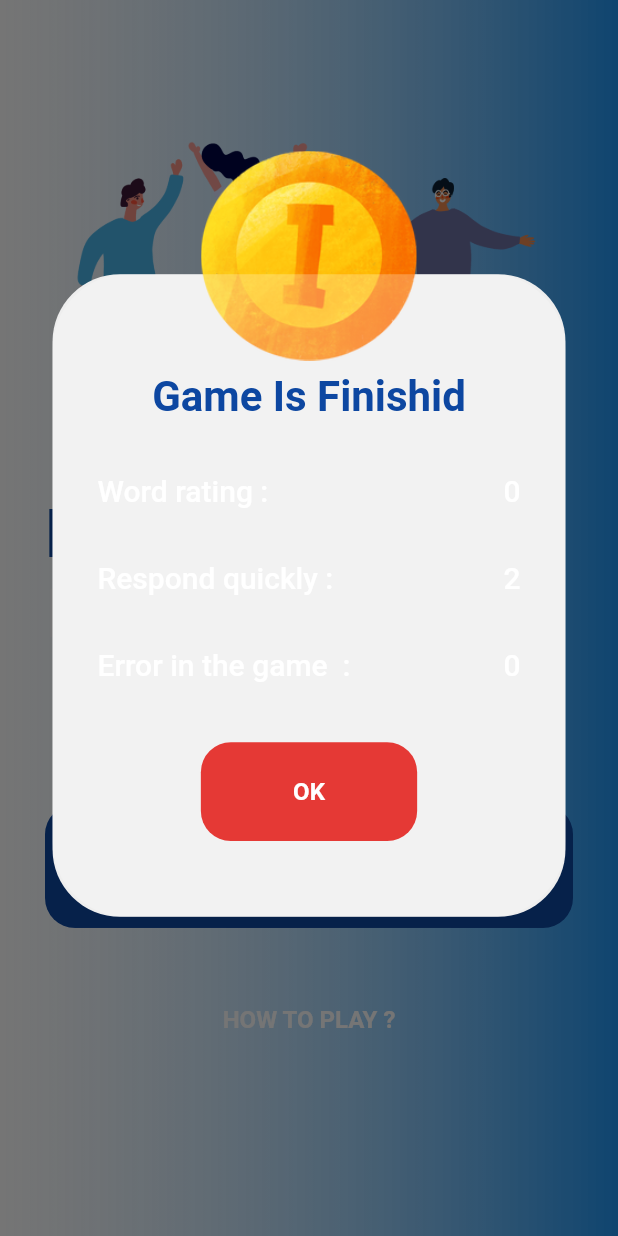
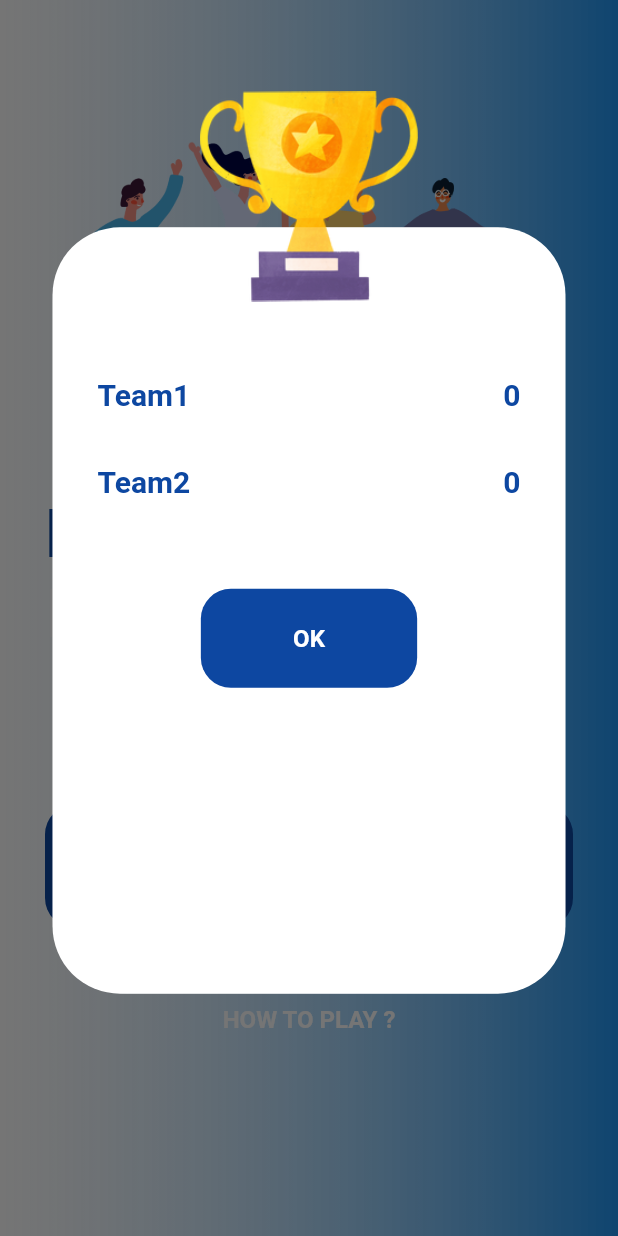
Before and after one commit to mahdinaghikhanii/pantomim-game, a Flutter app: the HomeScreans screen opened directly, after a tap on "HOW TO PLAY ?", on a phone screen of 412 x 824 dp. Run offline on Flutter 3.47's test engine with Material 2 defaults, Android fonts, the phone set to English and light mode, and no system bars; our stand-ins replace animate_do, just_audio, shared_preferences; accounts and stored records are empty.

Commit message:
finishid desing dialog finishid screans

```diff
--- a/lib/theme/configtheme.dart
+++ b/lib/theme/configtheme.dart
@@ -19,6 +19,10 @@ class ConfigTheme {
   }
 
   TextTheme get enPrimaryTextTheme => const TextTheme(
+      button: TextStyle(
+        fontSize: 14,
+        color: kblack,
+      ),
       bodyText1: TextStyle(fontSize: 20, color: kwhite),
       subtitle1: TextStyle(fontSize: 45, color: kwhite),
       bodyText2: TextStyle(fontSize: 18, color: kwhite),
@@ -36,11 +40,14 @@ class ConfigTheme {
       headline6:
           TextStyle(fontSize: 28, color: kwhite, fontWeight: FontWeight.bold),
       headline4: (TextStyle(
-        fontSize: 14,
-        color: kblack,
+        fontSize: 20,
+        fontWeight: FontWeight.bold,
+        color: kblue,
       )));
 
   TextTheme get faPrimaryTextTheme => TextTheme(
+      button: TextStyle(
+          fontSize: 14, color: kblack, fontFamily: faPrimaryFontFamily),
       headline5: TextStyle(
           fontSize: 28,
           color: kblue,
@@ -54,8 +61,8 @@ class ConfigTheme {
       headline3: TextStyle(
           fontSize: 30, color: kwhite, fontFamily: faPrimaryFontFamily),
       headline4: const TextStyle(
-        fontSize: 15,
-        color: kblack,
+        fontSize: 20,
+        color: kblue,
         fontFamily: 'IranYekan',
       ),
       bodyText1: TextStyle(
--- a/lib/views/auth/type_of_match_screans.dart
+++ b/lib/views/auth/type_of_match_screans.dart
@@ -81,9 +81,9 @@ class _ChoiceYourTopicState extends State<ChoiceYourTopic> {
 
     final Map<int, Widget> mytab = <int, Widget>{
       0: Text(localApp.typeOfMatchScreansTextDetailNameButtonAUTO,
-          style: Theme.of(context).textTheme.headline4),
+          style: Theme.of(context).textTheme.button),
       1: Text(localApp.typeOfMatchScreansTextDetailNameButtonCUSTOM,
-          style: Theme.of(context).textTheme.headline4),
+          style: Theme.of(context).textTheme.button),
     };
 
     return Container(
--- a/lib/views/dialog_screns/dialog_test.dart
+++ b/lib/views/dialog_screns/dialog_test.dart
@@ -16,60 +16,67 @@ class DialogFinishidGame extends StatelessWidget {
     final modelProvier = Provider.of<AppProvider>(context);
     return Dialog(
         insetPadding:
-            const EdgeInsets.only(left: 25, right: 25, top: 120, bottom: 150),
+            const EdgeInsets.only(left: 25, right: 25, top: 120, bottom: 130),
         shape: RoundedRectangleBorder(
           borderRadius: BorderRadius.circular(45),
         ),
         elevation: 0,
-        backgroundColor: const Color(0xFFEEEEEE),
+        backgroundColor: kwhite,
         child: Stack(
             clipBehavior: Clip.none,
             alignment: Alignment.center,
             children: <Widget>[
               Positioned(
-                  top: -size.height * 0.10,
+                  top: -size.height * 0.11,
                   child: Container(
                     decoration: BoxDecoration(
                         borderRadius: BorderRadius.circular(30),
                         color: Colors.transparent),
-                    child: Image.asset('assets/images/medal.png',
+                    child: Image.asset('assets/images/score.png',
                         width: size.width * 0.55, height: size.height * 0.17),
                   )),
               Container(
                 padding: const EdgeInsets.all(20),
                 width: size.width * 0.83,
-                height: size.height * 0.52,
+                height: size.height * 0.62,
                 decoration: BoxDecoration(
                     color: Colors.white24,
                     borderRadius: BorderRadius.circular(50)),
                 child: Column(
                   crossAxisAlignment: CrossAxisAlignment.start,
                   children: [
-                    SizedBox(
+                    const SizedBox(
                       height: 45,
                     ),
-                    Center(
-                        child: Text(
-                      "Game Is Finishid",
-                      style: Theme.of(context).textTheme.headline5,
-                    )),
-                    WidgetShowTextWinOrLoseDetail(
-                      title: 'Word rating :',
-                      score: modelProvier.getCounterOfScoreTeam1().toString(),
+                    FinishidScreansTextDetail(
+                      scoreTeam:
+                          modelProvier.getCounterOfScoreTeam1().toString(),
+                      nameTeam: modelProvier.team1.value.toString(),
+                      visibility: true,
                     ),
-                    const WidgetShowTextWinOrLoseDetail(
-                      title: 'Respond quickly :',
-                      score: '2',
+                    FinishidScreansTextDetail(
+                      scoreTeam:
+                          modelProvier.getCounterOfScoreTeam2().toString(),
+                      nameTeam: modelProvier.team2.value.toString(),
+                      visibility: true,
                     ),
-                    const WidgetShowTextWinOrLoseDetail(
-                      title: 'Error in the game  :',
-                      score: '0',
+                    FinishidScreansTextDetail(
+                      scoreTeam:
+                          modelProvier.getCounterOfScoreTeam3().toString(),
+                      nameTeam: modelProvier.team3.value.toString(),
+                      visibility: modelProvier.visibilityTeam3,
+                    ),
+                    FinishidScreansTextDetail(
+                      scoreTeam:
+                          modelProvier.getCounterOfScoreTeam4().toString(),
+                      nameTeam: modelProvier.team4.value.toString(),
+                      visibility: modelProvier.visibilityTeam4,
                     ),
                     Padding(
-                      padding: const EdgeInsets.only(top: 40, bottom: 10),
+                      padding: const EdgeInsets.only(top: 60, bottom: 10),
                       child: Center(
                         child: DounleFloattingButton(
-                          colorBtn: modelProvier.checkbtnwinlose ? kblue : kred,
+                          colorBtn: kblue,
                           ontap: () {
                             if (modelProvier.getcheckforInnigns >
                                 modelProvier.getCounterTeam()) {
@@ -106,3 +113,39 @@ class DialogFinishidGame extends StatelessWidget {
             ]));
   }
 }
+
+class FinishidScreansTextDetail extends StatelessWidget {
+  final String nameTeam;
+  final bool visibility;
+  final String scoreTeam;
+
+  // ignore: use_key_in_widget_constructors
+  const FinishidScreansTextDetail(
+      {required this.nameTeam,
+      required this.scoreTeam,
+      required this.visibility});
+  @override
+  Widget build(BuildContext context) {
+    // ignore: unused_local_variable
+    final modelProvier = Provider.of<AppProvider>(context);
+    return Visibility(
+      visible: visibility,
+      child: Padding(
+        padding: const EdgeInsets.only(top: 35, right: 10, left: 10),
+        child: Row(
+          children: [
+            Text(
+              nameTeam,
+              style: Theme.of(context).textTheme.headline4,
+            ),
+            const Spacer(),
+            Text(
+              scoreTeam,
+              style: Theme.of(context).textTheme.headline4,
+            )
+          ],
+        ),
+      ),
+    );
+  }
+}
```
Also changed, not shown: assets/images/mahdi.jpg (deleted).
